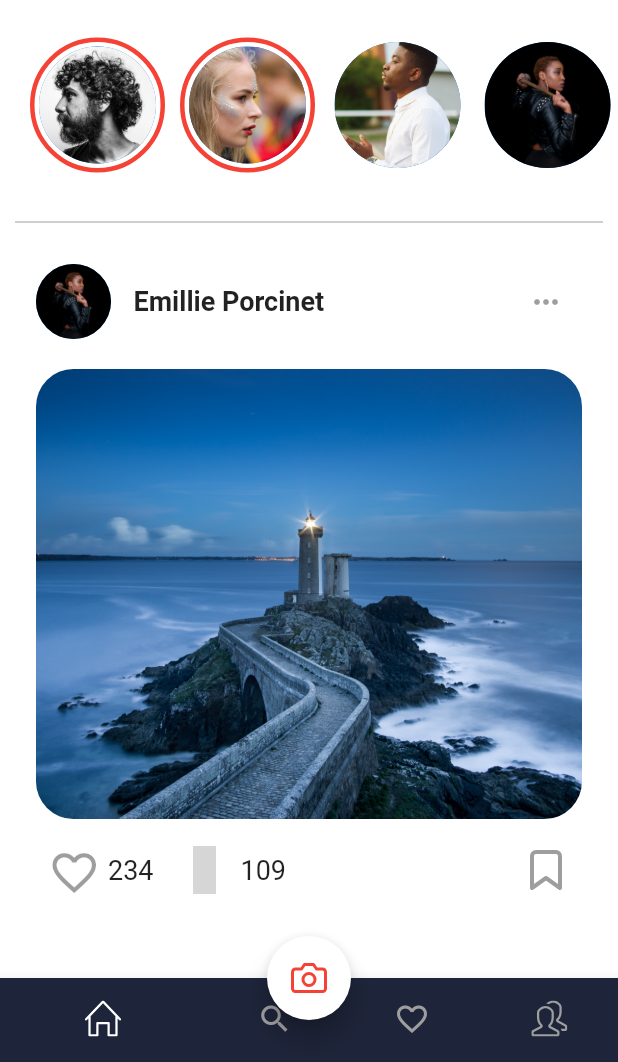
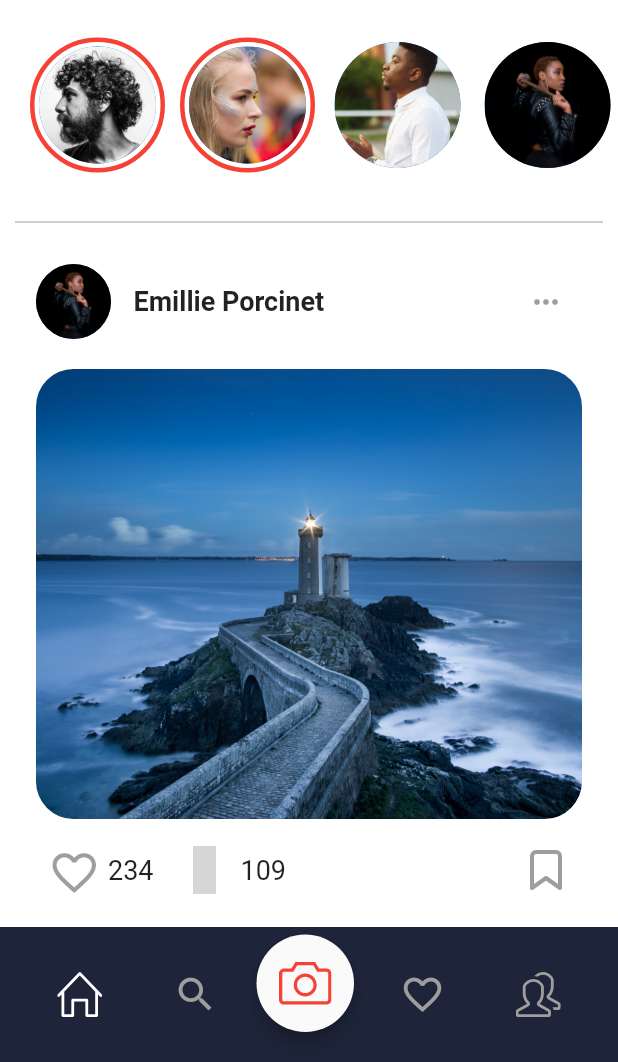
Before and after one commit to iamEtornam/InstaPic, a Flutter app: the screen it shows after launch, on a phone screen of 412 x 824 dp, the part 174-1236 px from its top. Run offline on Flutter 3.47's test engine with Material 2 defaults, Android fonts, the phone set to English and light mode, and no system bars; our stand-ins replace flutter_icons; grey boxes are pictures that could not be loaded.

Commit message:
Update home_page.dart

```diff
--- a/lib/home_page.dart
+++ b/lib/home_page.dart
@@ -11,6 +11,7 @@ class HomePage extends StatelessWidget {
   ];
   @override
   Widget build(BuildContext context) {
+    var size = MediaQuery.of(context).size.width / 2 - 35;
     return Scaffold(
       appBar: AppBar(
         centerTitle: false,
@@ -75,45 +76,61 @@ class HomePage extends StatelessWidget {
           buildPostContainerMain()
         ],
       ),
-      bottomNavigationBar: BottomNavigationBar(
-          type: BottomNavigationBarType.shifting,
-          selectedIconTheme: IconThemeData(color: Colors.white),
-          selectedItemColor: Colors.white,
-          unselectedIconTheme: IconThemeData(color:Colors.grey),
-          showSelectedLabels: false,
-          showUnselectedLabels: false,
-          items: [
-            BottomNavigationBarItem(
-                backgroundColor: Color.fromRGBO(30, 36, 57, 1),
+      bottomNavigationBar: Stack(
+        children: <Widget>[
+          Container(
+            height: 90,
+            color: Color.fromRGBO(30, 36, 57, 1),
+            child: Row(
+              mainAxisAlignment: MainAxisAlignment.spaceEvenly,
+              children: <Widget>[
+                IconButton(
                     icon: Icon(
                       SimpleLineIcons.home,
+                      size: 30,
+                      color: Colors.white,
                     ),
-                title: Text('Home')),
-            BottomNavigationBarItem(
-                backgroundColor: Color.fromRGBO(30, 36, 57, 1),
+                    onPressed: null),
+                IconButton(
                     icon: Icon(
                       Icons.search,
+                      size: 30,
+                      color: Colors.grey,
                     ),
-                title: Text('Search')),
-            BottomNavigationBarItem(
-                backgroundColor: Color.fromRGBO(30, 36, 57, 1),
+                    onPressed: null),
+                SizedBox(height: 45, width: 45),
+                IconButton(
                     icon: Icon(
                       Icons.favorite_border,
+                      size: 30,
+                      color: Colors.grey,
                     ),
-                title: Text('Likes')),
-            BottomNavigationBarItem(
-                backgroundColor: Color.fromRGBO(30, 36, 57, 1),
+                    onPressed: null),
+                IconButton(
                     icon: Icon(
                       SimpleLineIcons.people,
+                      size: 30,
+                      color: Colors.grey,
                     ),
-                title: Text('Profile')),
-          ]),
-      floatingActionButton: FloatingActionButton(
-        onPressed: null,
-        backgroundColor: Colors.white,
-        child: Icon(Feather.camera, color: Colors.red),
+                    onPressed: null)
+              ],
             ),
-      floatingActionButtonLocation: FloatingActionButtonLocation.centerDocked,
+          ),
+          Positioned(
+            bottom: 20,
+            left: size,
+            child: Material(
+              elevation: 4,
+              borderRadius: BorderRadius.circular(90),
+              child: Padding(
+                padding: const EdgeInsets.all(15.0),
+                child:
+                    Icon(SimpleLineIcons.camera, size: 35, color: Colors.red),
+              ),
+            ),
+          ),
+        ],
+      ),
     );
   }
 
```
Lines whose indentation alone changed are shown as unchanged.
